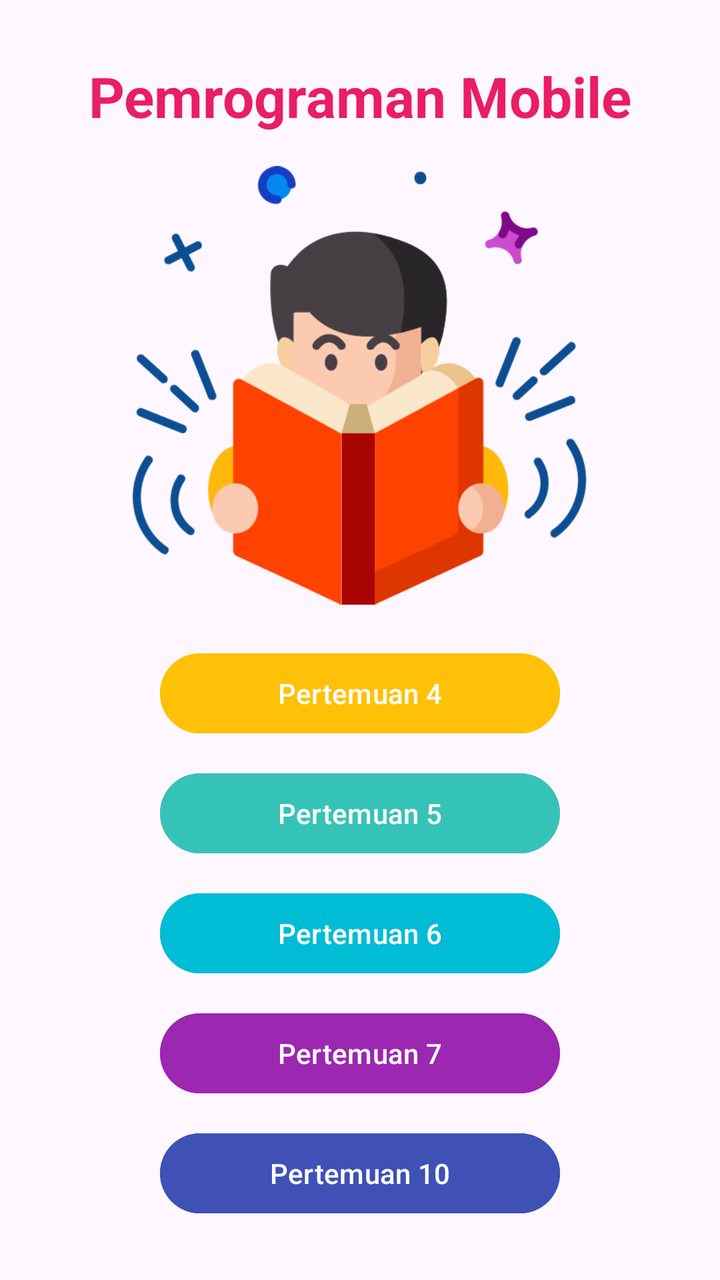
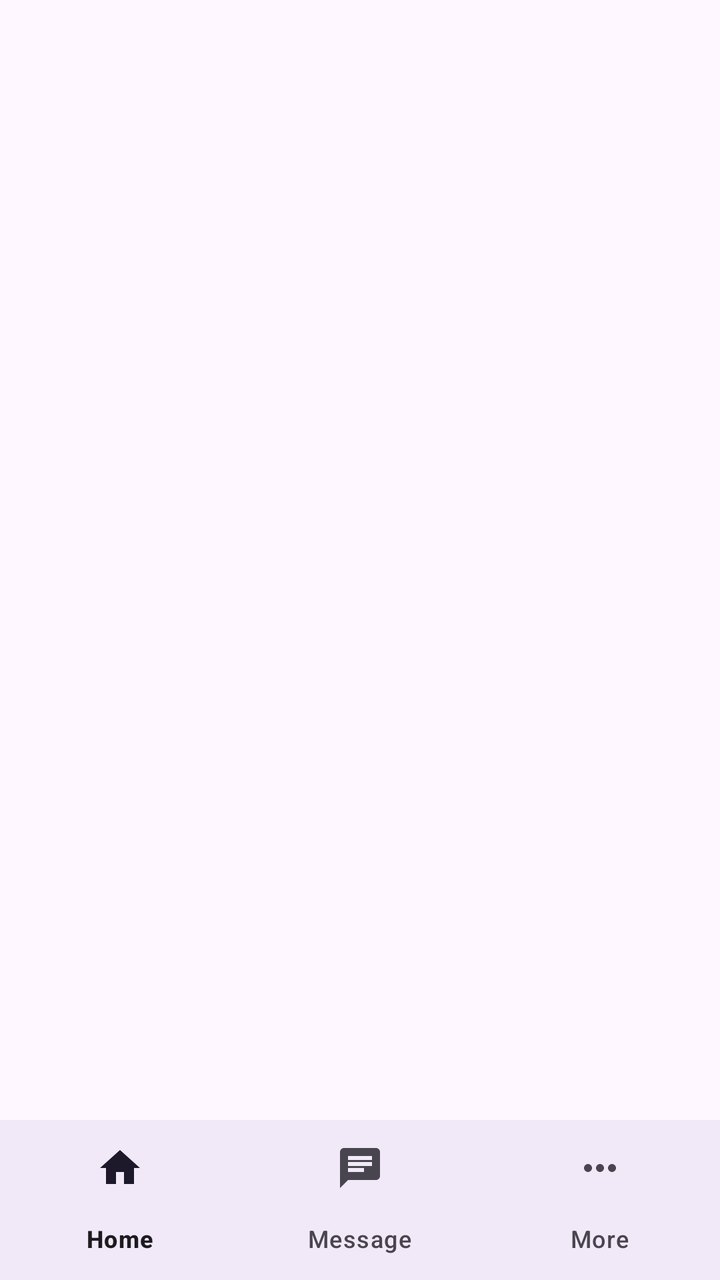

Two renders of the same Android screen: before a commit and after it. Below are the layout's source before the change and the commit's diff.
<!-- AndroidManifest.xml: application theme Theme.LadyMobile -->
<!-- res/layout/activity_main_hub.xml -->
<?xml version="1.0" encoding="utf-8"?>
<LinearLayout xmlns:android="http://schemas.android.com/apk/res/android"
    xmlns:app="http://schemas.android.com/apk/res-auto"
    xmlns:tools="http://schemas.android.com/tools"
    android:id="@+id/main"
    android:layout_width="match_parent"
    android:layout_height="match_parent"
    android:gravity="center"
    android:orientation="vertical"
    android:padding="16dp"
    tools:context=".MainActivity">

    <TextView
        android:id="@+id/textView4"
        android:layout_width="wrap_content"
        android:layout_height="wrap_content"
        android:text="Pemrograman Mobile"
        android:textColor="#E91E63"
        android:textSize="28sp"
        android:textStyle="bold"
        android:layout_marginBottom="16dp" />

    <ImageView
        android:id="@+id/imageView"
        android:layout_width="227dp"
        android:layout_height="220dp"
        app:srcCompat="@drawable/reading"
        android:contentDescription="Reading" />

    <Button
        android:id="@+id/btnToFourth"
        android:layout_width="200dp"
        android:layout_height="wrap_content"
        android:layout_marginTop="20dp"
        android:backgroundTint="#FFC107"
        android:text="Pertemuan 4" />

    <Button
        android:id="@+id/btnToFifth"
        android:layout_width="200dp"
        android:layout_height="wrap_content"
        android:layout_marginTop="12dp"
        android:backgroundTint="#36C3B7"
        android:text="Pertemuan 5" />

    <Button
        android:id="@+id/btnToSixth"
        android:layout_width="200dp"
        android:layout_height="wrap_content"
        android:layout_marginTop="12dp"
        android:backgroundTint="#00BCD4"
        android:text="Pertemuan 6" />

    <Button
        android:id="@+id/btnToSeventh"
        android:layout_width="200dp"
        android:layout_height="wrap_content"
        android:layout_marginTop="12dp"
        android:backgroundTint="#9C27B0"
        android:text="Pertemuan 7" />

    <Button
        android:id="@+id/btnToTenth"
        android:layout_width="200dp"
        android:layout_height="wrap_content"
        android:layout_marginTop="12dp"
        android:backgroundTint="#3F51B5"
        android:text="Pertemuan 10" />

</LinearLayout>
<!-- resources referenced by this layout -->
<resources>
  <!-- drawable reading: png bitmap (drawable, 38250 bytes) -->
  <style name="Theme.LadyMobile" parent="Base.Theme.LadyMobile" />
  <style name="Base.Theme.LadyMobile" parent="Theme.Material3.DayNight.NoActionBar">
          
          
      </style>
</resources>

<!-- the commit's change to res/layout/activity_main_hub.xml (unified diff, before → after) -->
@@ -1,70 +1,24 @@
 <?xml version="1.0" encoding="utf-8"?>
-<LinearLayout xmlns:android="http://schemas.android.com/apk/res/android"
+<RelativeLayout xmlns:android="http://schemas.android.com/apk/res/android"
     xmlns:app="http://schemas.android.com/apk/res-auto"
     xmlns:tools="http://schemas.android.com/tools"
     android:id="@+id/main"
     android:layout_width="match_parent"
     android:layout_height="match_parent"
-    android:gravity="center"
-    android:orientation="vertical"
-    android:padding="16dp"
     tools:context=".MainActivity">
 
-    <TextView
-        android:id="@+id/textView4"
-        android:layout_width="wrap_content"
+    <FrameLayout
+        android:id="@+id/fragment_container"
+        android:layout_width="match_parent"
+        android:layout_height="match_parent"
+        android:layout_above="@id/bottom_nav_view" />
+
+    <com.google.android.material.bottomnavigation.BottomNavigationView
+        android:id="@+id/bottom_nav_view"
+        android:layout_width="match_parent"
         android:layout_height="wrap_content"
-        android:text="Pemrograman Mobile"
-        android:textColor="#E91E63"
-        android:textSize="28sp"
-        android:textStyle="bold"
-        android:layout_marginBottom="16dp" />
+        android:layout_alignParentBottom="true"
+        android:background="?android:attr/windowBackground"
+        app:menu="@menu/bottom_nav_menu" />
 
-    <ImageView
-        android:id="@+id/imageView"
-        android:layout_width="227dp"
-        android:layout_height="220dp"
-        app:srcCompat="@drawable/reading"
-        android:contentDescription="Reading" />
-
-    <Button
-        android:id="@+id/btnToFourth"
-        android:layout_width="200dp"
-        android:layout_height="wrap_content"
-        android:layout_marginTop="20dp"
-        android:backgroundTint="#FFC107"
-        android:text="Pertemuan 4" />
-
-    <Button
-        android:id="@+id/btnToFifth"
-        android:layout_width="200dp"
-        android:layout_height="wrap_content"
-        android:layout_marginTop="12dp"
-        android:backgroundTint="#36C3B7"
-        android:text="Pertemuan 5" />
-
-    <Button
-        android:id="@+id/btnToSixth"
-        android:layout_width="200dp"
-        android:layout_height="wrap_content"
-        android:layout_marginTop="12dp"
-        android:backgroundTint="#00BCD4"
-        android:text="Pertemuan 6" />
-
-    <Button
-        android:id="@+id/btnToSeventh"
-        android:layout_width="200dp"
-        android:layout_height="wrap_content"
-        android:layout_marginTop="12dp"
-        android:backgroundTint="#9C27B0"
-        android:text="Pertemuan 7" />
-
-    <Button
-        android:id="@+id/btnToTenth"
-        android:layout_width="200dp"
-        android:layout_height="wrap_content"
-        android:layout_marginTop="12dp"
-        android:backgroundTint="#3F51B5"
-        android:text="Pertemuan 10" />
-
-</LinearLayout>
+</RelativeLayout>
<!-- resource entries referenced after the edit -->
@@ -1,6 +1,5 @@
 <!-- resources referenced by this layout -->
 <resources>
-  <!-- drawable reading: png bitmap (drawable, 38250 bytes) -->
   <style name="Theme.LadyMobile" parent="Base.Theme.LadyMobile" />
   <style name="Base.Theme.LadyMobile" parent="Theme.Material3.DayNight.NoActionBar">
           
